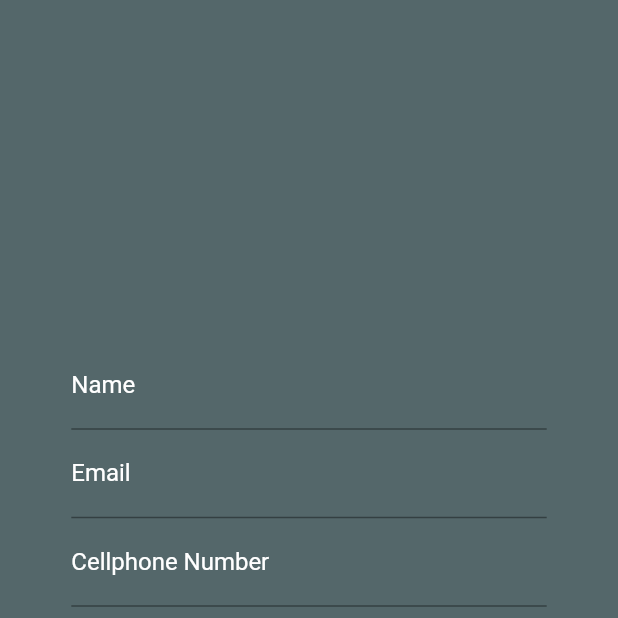
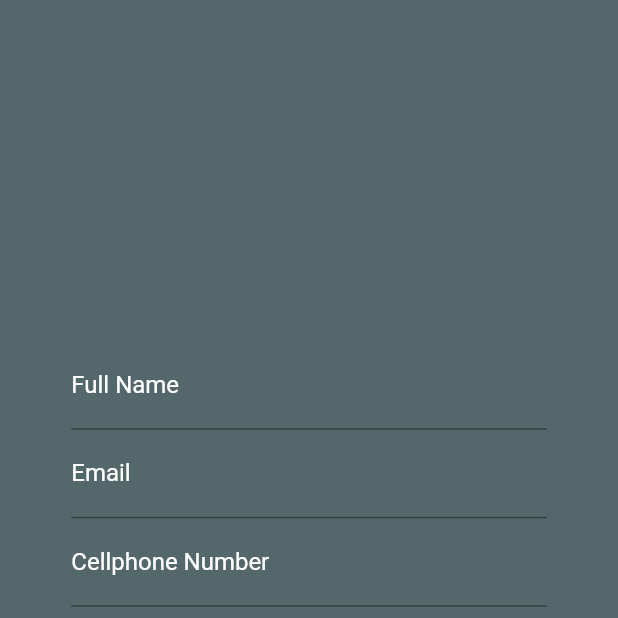
Before and after one commit to brendef/Baby-Gym-Booking-System, a Flutter app: the Register screen opened directly, after a tap on "Register", on a phone screen of 412 x 824 dp, the top half of it. Run offline on Flutter 3.47's test engine with Material 2 defaults, Android fonts, the phone set to English and light mode, and no system bars; our stand-ins replace cloud_firestore, firebase_auth, firebase_core, firebase_storage; missing offline and left inert: dart:html; accounts and stored records are empty; network calls fail.

Commit message:
Made small changes

```diff
--- a/lib/ui/screens/home.dart
+++ b/lib/ui/screens/home.dart
@@ -63,6 +63,7 @@ class _HomeState extends State<Home> {
                     : ''),
         actions: [
           PopupMenuButton<String>(
+            icon: Icon(Icons.more_vert),
             onSelected: handleClick,
             itemBuilder: (BuildContext context) {
               if (_currentIndex == 0) {
--- a/lib/ui/screens/instructors.dart
+++ b/lib/ui/screens/instructors.dart
@@ -1,5 +1,4 @@
 import 'package:babygym/firebase/flutterfire.dart';
-import 'package:firebase_auth/firebase_auth.dart';
 import 'package:flutter/material.dart';
 
 class Instructors extends StatelessWidget {
--- a/lib/ui/screens/login.dart
+++ b/lib/ui/screens/login.dart
@@ -70,7 +70,8 @@ class _LoginState extends State<Login> {
                   bool shouldNavigate =
                       await signIn(_emailField.text, _passwordField.text);
                   if (shouldNavigate) {
-                    Navigator.pushReplacement(
+                    Navigator.of(context).pop();
+                    Navigator.push(
                       context,
                       MaterialPageRoute(
                         builder: (context) => Home(),
--- a/lib/ui/screens/register.dart
+++ b/lib/ui/screens/register.dart
@@ -33,7 +33,7 @@ class _RegisterState extends State<Register> {
                 style: TextStyle(color: Colors.white),
                 controller: _nameField,
                 decoration: InputDecoration(
-                  labelText: 'Name',
+                  labelText: 'Full Name',
                   labelStyle: TextStyle(
                     color: Colors.white,
                   ),
@@ -64,7 +64,7 @@ class _RegisterState extends State<Register> {
                       color: Colors.white,
                     ),
                   ),
-              ),
+                  keyboardType: TextInputType.number),
             ),
             Container(
               width: MediaQuery.of(context).size.width / 1.3,
@@ -99,7 +99,8 @@ class _RegisterState extends State<Register> {
                     _passwordField.text,
                   );
                   if (shouldNavigate) {
-                    Navigator.pushReplacement(
+                    Navigator.of(context).pop();
+                    Navigator.push(
                       context,
                       MaterialPageRoute(
                         builder: (context) => Home(),
```
Also changed, not shown: lib/firebase/flutterfire.dart (+28 -5 lines), lib/ui/screens/profile.dart (+8 -4 lines). Lines whose indentation alone changed are shown as unchanged.
